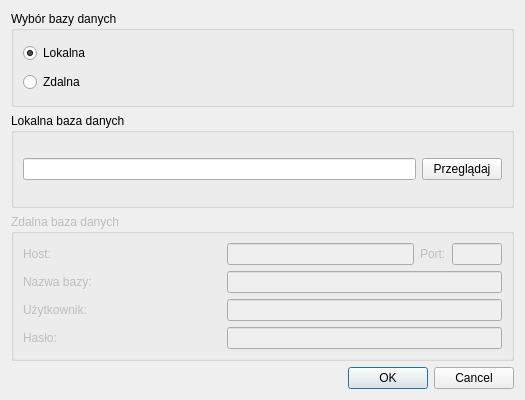
First picture: the form in databaseselectdialog.ui, repository jpitucha/serviceman-assistant, before the edit.
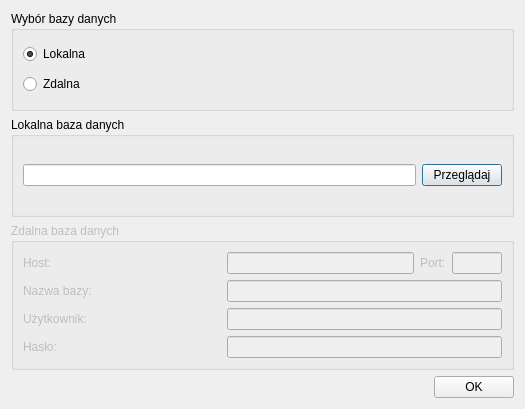
Second picture: the form after the edit.

Commit message: Added start() and retry() functions. Made little changes in DatabaseSelectDialog design and some other little changes.

```diff
--- a/databaseselectdialog.ui
+++ b/databaseselectdialog.ui
@@ -7,7 +7,7 @@
     <x>0</x>
     <y>0</y>
     <width>525</width>
-    <height>400</height>
+    <height>409</height>
    </rect>
   </property>
   <property name="windowTitle">
@@ -165,14 +165,28 @@
     </widget>
    </item>
    <item>
-    <widget class="QDialogButtonBox" name="buttonBox">
-     <property name="orientation">
-      <enum>Qt::Horizontal</enum>
-     </property>
-     <property name="standardButtons">
-      <set>QDialogButtonBox::Cancel|QDialogButtonBox::Ok</set>
-     </property>
-    </widget>
+    <layout class="QHBoxLayout" name="horizontalLayout_4">
+     <item>
+      <spacer name="horizontalSpacer_2">
+       <property name="orientation">
+        <enum>Qt::Horizontal</enum>
+       </property>
+       <property name="sizeHint" stdset="0">
+        <size>
+         <width>40</width>
+         <height>20</height>
+        </size>
+       </property>
+      </spacer>
+     </item>
+     <item>
+      <widget class="QPushButton" name="okBtn">
+       <property name="text">
+        <string>OK</string>
+       </property>
+      </widget>
+     </item>
+    </layout>
    </item>
   </layout>
  </widget>
```
Left out of the diff: 35 changed lines with no effect on the pictures. The commit also changes 7 other files.
